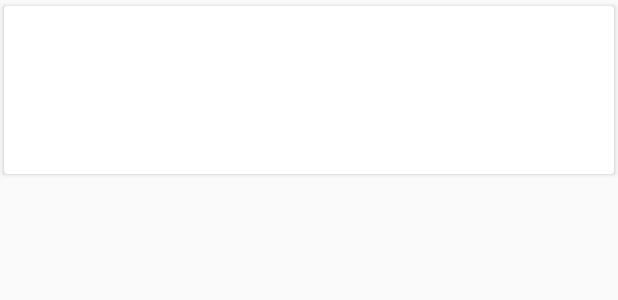
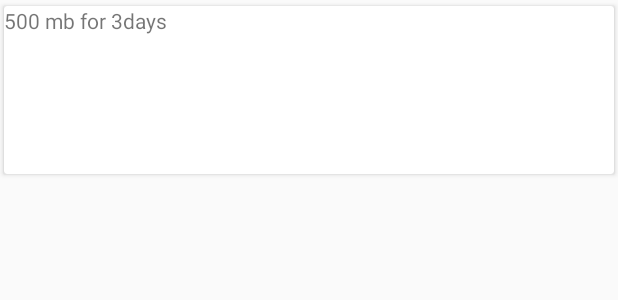
Before and after one commit to imraniot/digitalshop, an Android app: the layout activity_product_page.xml on its own in the app's theme, with its tools: preview values and no code run, on a phone screen of 412 x 824 dp. Shown: the top 300 px of the screen. Run offline under Robolectric (Android 15) with nearby library versions, the light colour scheme and no system bars.

```diff
--- a/app/src/main/res/layout/activity_product_page.xml
+++ b/app/src/main/res/layout/activity_product_page.xml
@@ -26,7 +26,7 @@
                 <TextView
                     android:layout_width="wrap_content"
                     android:layout_height="wrap_content"
-                    android:text=""
+                    android:text="500 mb for 3days"
                     />
 
             </android.support.v7.widget.CardView>
```
